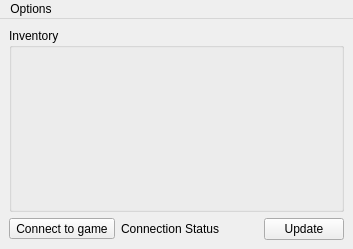
Before: the Qt Designer form randovania/gui/ui_files/auto_tracker_window.ui in randovania/randovania, drawn with Qt 5.
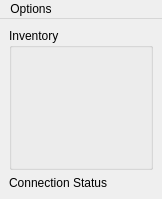
After: the same form once the commit is applied.

Commit message: Remove the buttons at the auto tracker bottom

What changed in the file:
```diff
--- a/randovania/gui/ui_files/auto_tracker_window.ui
+++ b/randovania/gui/ui_files/auto_tracker_window.ui
@@ -6,8 +6,8 @@
    <rect>
     <x>0</x>
     <y>0</y>
-    <width>353</width>
-    <height>249</height>
+    <width>162</width>
+    <height>199</height>
    </rect>
   </property>
   <property name="windowTitle">
@@ -15,6 +15,23 @@
   </property>
   <widget class="QWidget" name="centralwidget">
    <layout class="QGridLayout" name="gridLayout">
+    <item row="1" column="0">
+     <layout class="QVBoxLayout" name="verticalLayout">
+      <item>
+       <widget class="QLabel" name="connection_status_label">
+        <property name="sizePolicy">
+         <sizepolicy hsizetype="Preferred" vsizetype="Fixed">
+          <horstretch>0</horstretch>
+          <verstretch>0</verstretch>
+         </sizepolicy>
+        </property>
+        <property name="text">
+         <string>Connection Status</string>
+        </property>
+       </widget>
+      </item>
+     </layout>
+    </item>
     <item row="0" column="0">
      <widget class="QGroupBox" name="inventory_group">
       <property name="title">
@@ -26,52 +43,6 @@
       <layout class="QGridLayout" name="inventory_layout"/>
      </widget>
     </item>
-    <item row="1" column="0">
-     <layout class="QHBoxLayout" name="game_connection_layout">
-      <item>
-       <widget class="QToolButton" name="game_connection_tool">
-        <property name="sizePolicy">
-         <sizepolicy hsizetype="Fixed" vsizetype="Fixed">
-          <horstretch>0</horstretch>
-          <verstretch>0</verstretch>
-         </sizepolicy>
-        </property>
-        <property name="text">
-         <string>Connect to game</string>
-        </property>
-        <property name="popupMode">
-         <enum>QToolButton::InstantPopup</enum>
-        </property>
-       </widget>
-      </item>
-      <item>
-       <widget class="QLabel" name="connection_status_label">
-        <property name="sizePolicy">
-         <sizepolicy hsizetype="Preferred" vsizetype="Fixed">
-          <horstretch>0</horstretch>
-          <verstretch>0</verstretch>
-         </sizepolicy>
-        </property>
-        <property name="text">
-         <string>Connection Status</string>
-        </property>
-       </widget>
-      </item>
-      <item>
-       <widget class="QPushButton" name="force_update_button">
-        <property name="sizePolicy">
-         <sizepolicy hsizetype="Fixed" vsizetype="Fixed">
-          <horstretch>0</horstretch>
-          <verstretch>0</verstretch>
-         </sizepolicy>
-        </property>
-        <property name="text">
-         <string>Update</string>
-        </property>
-       </widget>
-      </item>
-     </layout>
-    </item>
    </layout>
   </widget>
   <widget class="QMenuBar" name="menubar">
@@ -79,8 +50,8 @@
     <rect>
      <x>0</x>
      <y>0</y>
-     <width>353</width>
-     <height>21</height>
+     <width>162</width>
+     <height>22</height>
     </rect>
    </property>
    <widget class="QMenu" name="menu_options">
```
Left out of the diff: 17 changed lines with no effect on the pictures. The commit also changes 5 other files.
